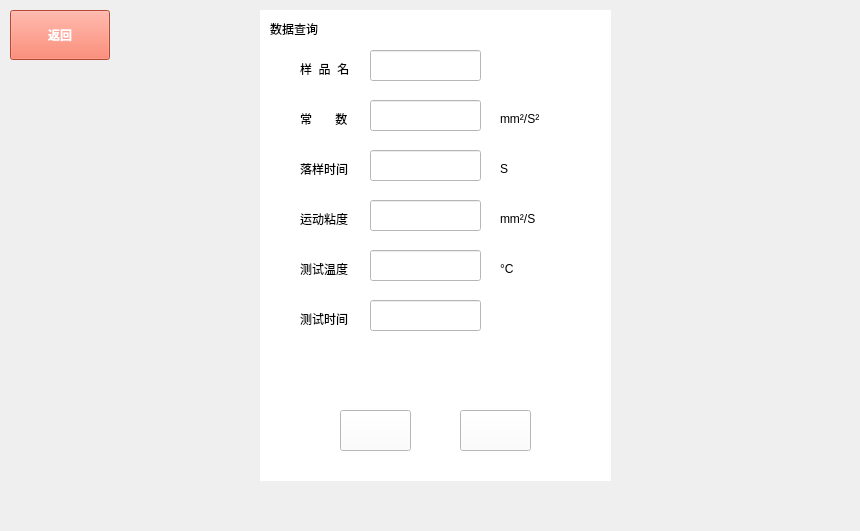
This is viscomterquery.ui in 1996zjun/foutinone as Qt 5 draws it before an edit. The edited form follows.
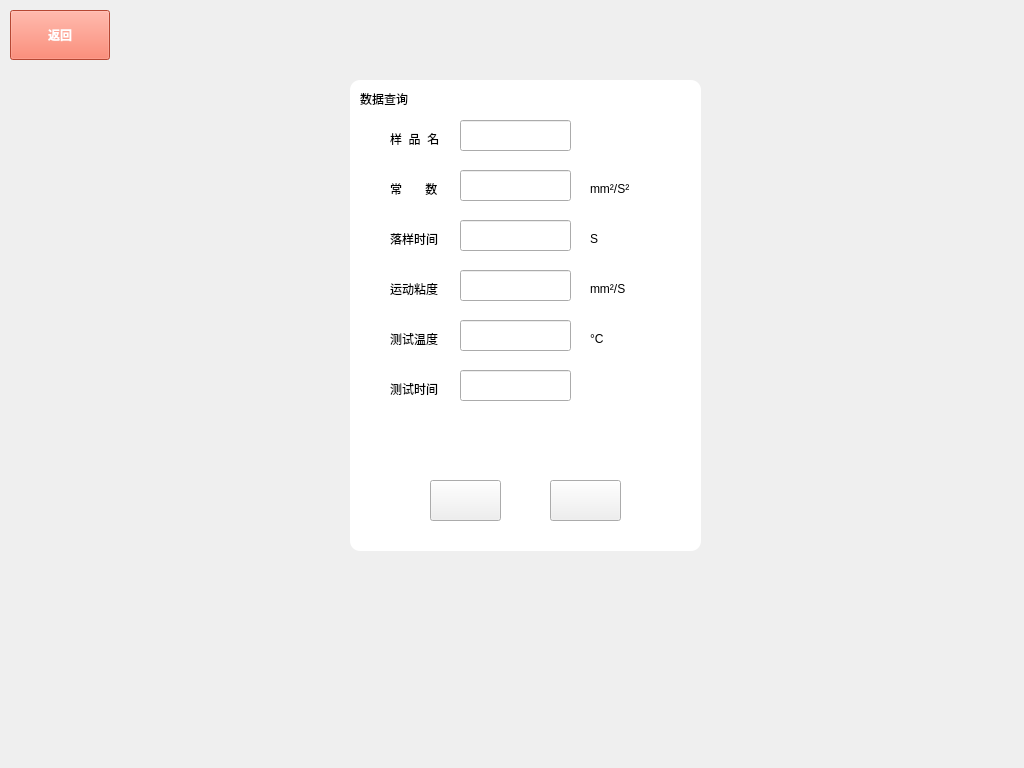
This is the edited form. Icons and pictures are not drawn.

Patch:
```diff
--- a/viscomterquery.ui
+++ b/viscomterquery.ui
@@ -6,24 +6,27 @@
    <rect>
     <x>0</x>
     <y>0</y>
-    <width>860</width>
-    <height>531</height>
+    <width>1024</width>
+    <height>768</height>
    </rect>
   </property>
   <property name="windowTitle">
    <string>Form</string>
   </property>
-  <widget class="QWidget" name="widget" native="true">
+  <widget class="QWidget" name="boxWidget" native="true">
    <property name="geometry">
     <rect>
-     <x>260</x>
-     <y>10</y>
+     <x>350</x>
+     <y>80</y>
      <width>351</width>
      <height>471</height>
     </rect>
    </property>
    <property name="styleSheet">
-    <string notr="true">background: #fff;</string>
+    <string notr="true">#boxWidget {
+background: #fff;
+border-radius: 10px
+}</string>
    </property>
    <widget class="QLabel" name="label">
     <property name="geometry">
```
